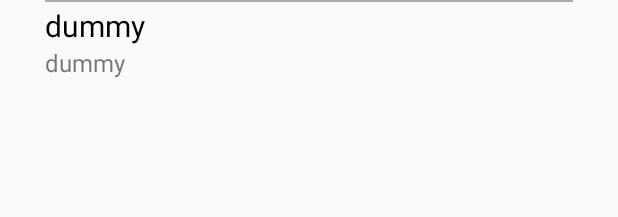
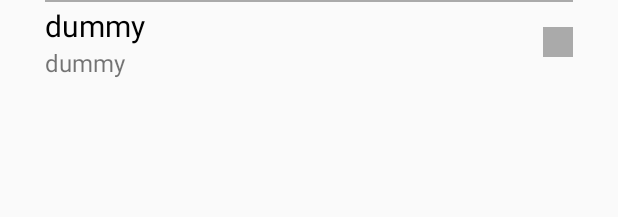
Before and after one commit to Qobiljon/MindNavigator_Server, an Android app: the layout event_element_for_view.xml on its own in the app's theme, with its tools: preview values and no code run, on a phone screen of 412 x 824 dp. Shown: the top 217 px of the screen. Run offline under Robolectric (Android 15) with nearby library versions, the phone set to English and light mode, and no system bars.

Commit message:
Some changes

```diff
--- a/app/src/main/res/drawable/img_today.xml
+++ b/app/src/main/res/drawable/img_today.xml
@@ -4,6 +4,6 @@
         android:viewportWidth="24.0"
         android:viewportHeight="24.0">
     <path
-        android:fillColor="#404040"
+        android:fillColor="#fff"
         android:pathData="M19,3h-1L18,1h-2v2L8,3L8,1L6,1v2L5,3c-1.11,0 -1.99,0.9 -1.99,2L3,19c0,1.1 0.89,2 2,2h14c1.1,0 2,-0.9 2,-2L21,5c0,-1.1 -0.9,-2 -2,-2zM19,19L5,19L5,8h14v11zM7,10h5v5L7,15z"/>
 </vector>
--- a/app/src/main/res/layout/event_element_for_view.xml
+++ b/app/src/main/res/layout/event_element_for_view.xml
@@ -2,15 +2,25 @@
 <LinearLayout xmlns:android="http://schemas.android.com/apk/res/android"
     android:layout_width="match_parent"
     android:layout_height="wrap_content"
+    android:layout_marginEnd="30dp"
     android:layout_marginStart="30dp"
-    android:layout_marginEnd="30dp"
-    android:orientation="vertical"
-    android:gravity="center_horizontal">
+    android:gravity="center_horizontal"
+    android:orientation="vertical">
 
     <View
         android:layout_width="match_parent"
         android:layout_height="1dp"
         android:background="@android:color/darker_gray" />
+
+    <FrameLayout
+        android:layout_width="match_parent"
+        android:layout_height="wrap_content"
+        android:orientation="horizontal">
+
+        <LinearLayout
+            android:layout_width="wrap_content"
+            android:layout_height="wrap_content"
+            android:orientation="vertical">
 
             <TextView
                 android:id="@+id/event_title_text_view"
@@ -27,12 +37,22 @@
                 android:id="@+id/event_date_text_view"
                 android:layout_width="match_parent"
                 android:layout_height="wrap_content"
+                android:layout_marginBottom="2dp"
                 android:ellipsize="end"
-        android:layout_marginBottom="2dp"
                 android:maxLines="1"
                 android:text="@string/dummy"
                 android:textSize="16sp" />
+        </LinearLayout>
 
-
+        <TextView
+            android:id="@+id/stress_lvl_box"
+            android:layout_width="20dp"
+            android:layout_height="20dp"
+            android:textColor="@color/white"
+            android:textStyle="bold"
+            android:textAlignment="center"
+            android:layout_gravity="center_vertical|end"
+            android:background="@android:color/darker_gray" />
+    </FrameLayout>
 
 </LinearLayout>
--- a/app/src/main/res/values/strings.xml
+++ b/app/src/main/res/values/strings.xml
@@ -23,9 +23,9 @@
     <string name="delete">Delete</string>
     <string name="save">Save</string>
     <string name="cancel">Cancel</string>
-    <string name="cell_date">Cell date</string>
     <string name="low">LOW</string>
     <string name="high">HIGH</string>
+    <string name="btn_close">Close</string>
 
     <string-array name="months_array">
         <item>Jan</item>
```
Also changed, not shown: app/src/main/java/kr/ac/inha/nsl/mindnavigator/EventActivity.java (+53 -3 lines), app/src/main/java/kr/ac/inha/nsl/mindnavigator/EventsListDialog.java (+48 -14 lines), app/src/main/java/kr/ac/inha/nsl/mindnavigator/MainActivity.java (+3 -4 lines), app/src/main/java/kr/ac/inha/nsl/mindnavigator/Tools.java (+6 -3 lines), app/src/main/res/layout/button_close.xml (added, +19 -0 lines), app/src/main/res/layout/dialog_events_list.xml (+12 -7 lines), app/src/main/res/layout/toast.xml (added, +15 -0 lines). Lines whose indentation alone changed are shown as unchanged.
